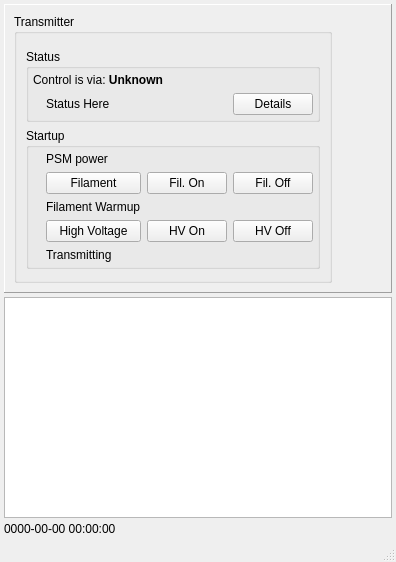
Before: the Qt Designer form src/hcrgui/HcrGuiMainWindow.ui in NCAR/HCR_instrument, drawn with Qt 5.
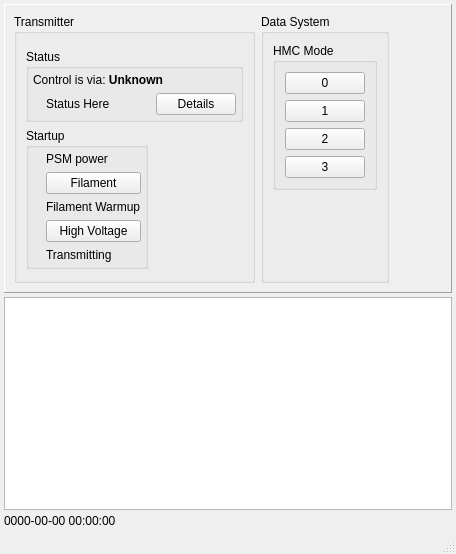
After: the same form once the commit is applied. Icons and pictures are not drawn.

Commit message: Remove some buttons that are no longer needed, and add support for setting HMC operation mode.

```diff
--- a/src/hcrgui/HcrGuiMainWindow.ui
+++ b/src/hcrgui/HcrGuiMainWindow.ui
@@ -6,8 +6,8 @@
    <rect>
     <x>0</x>
     <y>0</y>
-    <width>396</width>
-    <height>562</height>
+    <width>456</width>
+    <height>554</height>
    </rect>
   </property>
   <property name="windowTitle">
@@ -174,7 +174,19 @@
            </widget>
           </item>
           <item>
-           <widget class="QGroupBox" name="xmitterStartBox">
+           <widget class="QFrame" name="frame_3">
+            <property name="frameShape">
+             <enum>QFrame::NoFrame</enum>
+            </property>
+            <property name="frameShadow">
+             <enum>QFrame::Raised</enum>
+            </property>
+            <layout class="QHBoxLayout" name="horizontalLayout_2">
+             <property name="margin">
+              <number>0</number>
+             </property>
+             <item>
+              <widget class="QGroupBox" name="xmitterStartupBox">
             <property name="title">
              <string>Startup</string>
             </property>
@@ -243,23 +255,6 @@
                </property>
               </widget>
              </item>
-             <item row="2" column="2">
-              <widget class="QPushButton" name="filamentOnButton">
-               <property name="enabled">
-                <bool>true</bool>
-               </property>
-               <property name="text">
-                <string>Fil. On</string>
-               </property>
-              </widget>
-             </item>
-             <item row="2" column="3">
-              <widget class="QPushButton" name="filamentOffButton">
-               <property name="text">
-                <string>Fil. Off</string>
-               </property>
-              </widget>
-             </item>
              <item row="3" column="0">
               <widget class="QLabel" name="filamentWarmupIcon">
                <property name="text">
@@ -309,20 +304,6 @@
                </property>
               </widget>
              </item>
-             <item row="4" column="2">
-              <widget class="QPushButton" name="hvOnButton">
-               <property name="text">
-                <string>HV On</string>
-               </property>
-              </widget>
-             </item>
-             <item row="4" column="3">
-              <widget class="QPushButton" name="hvOffButton">
-               <property name="text">
-                <string>HV Off</string>
-               </property>
-              </widget>
-             </item>
              <item row="5" column="0">
               <widget class="QLabel" name="xmittingIcon">
                <property name="text">
@@ -344,6 +325,22 @@
            </widget>
           </item>
           <item>
+              <spacer name="horizontalSpacer_3">
+               <property name="orientation">
+                <enum>Qt::Horizontal</enum>
+               </property>
+               <property name="sizeHint" stdset="0">
+                <size>
+                 <width>40</width>
+                 <height>20</height>
+                </size>
+               </property>
+              </spacer>
+             </item>
+            </layout>
+           </widget>
+          </item>
+          <item>
            <spacer name="verticalSpacer_2">
             <property name="orientation">
              <enum>Qt::Vertical</enum>
@@ -360,20 +357,63 @@
         </widget>
        </item>
        <item>
-        <spacer name="horizontalSpacer_3">
+        <widget class="QGroupBox" name="dataSystemBox">
+         <property name="title">
+          <string>Data System</string>
+         </property>
+         <layout class="QVBoxLayout" name="verticalLayout_2">
+          <item>
+           <widget class="QGroupBox" name="setHmcModeBox">
+            <property name="title">
+             <string>HMC Mode</string>
+            </property>
+            <layout class="QVBoxLayout" name="verticalLayout_5">
+             <item>
+              <widget class="QPushButton" name="hmcMode0Button">
+               <property name="text">
+                <string>0</string>
+               </property>
+              </widget>
+             </item>
+             <item>
+              <widget class="QPushButton" name="hmcMode1Button">
+               <property name="text">
+                <string>1</string>
+               </property>
+              </widget>
+             </item>
+             <item>
+              <widget class="QPushButton" name="hmcMode2Button">
+               <property name="text">
+                <string>2</string>
+               </property>
+              </widget>
+             </item>
+             <item>
+              <widget class="QPushButton" name="hmcMode3Button">
+               <property name="text">
+                <string>3</string>
+               </property>
+              </widget>
+             </item>
+            </layout>
+           </widget>
+          </item>
+          <item>
+           <spacer name="verticalSpacer">
          <property name="orientation">
-          <enum>Qt::Horizontal</enum>
-         </property>
-         <property name="sizeType">
-          <enum>QSizePolicy::MinimumExpanding</enum>
+             <enum>Qt::Vertical</enum>
          </property>
          <property name="sizeHint" stdset="0">
           <size>
-           <width>2</width>
-           <height>20</height>
+              <width>20</width>
+              <height>40</height>
           </size>
          </property>
         </spacer>
+          </item>
+         </layout>
+        </widget>
        </item>
        <item>
         <spacer name="horizontalSpacer">
```
Left out of the diff: 2 changed lines with no effect on the pictures. Lines whose indentation alone changed are shown as unchanged. The commit also changes 2 other files.
